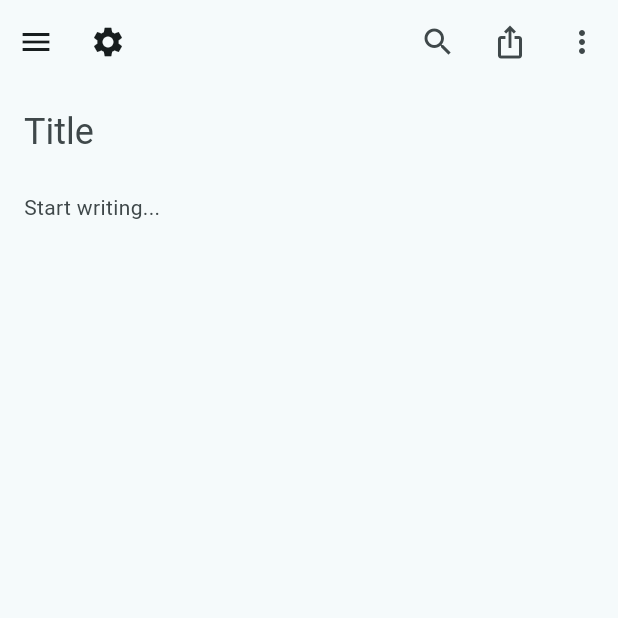
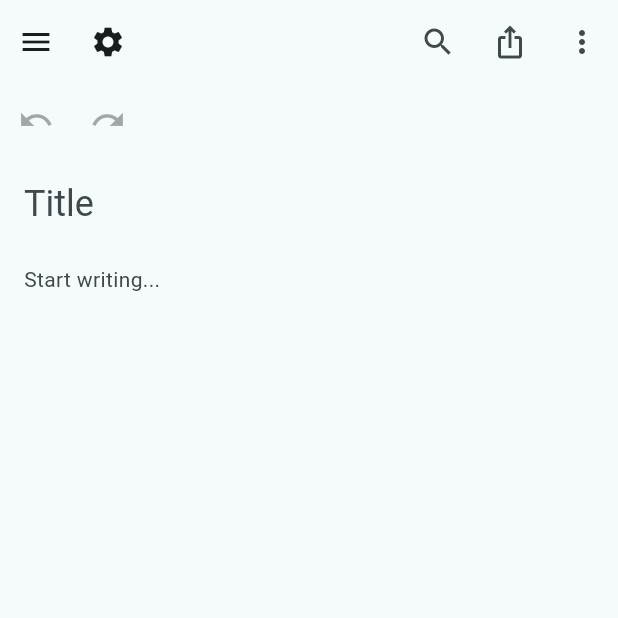
Before and after one commit to dlpuertaj/noteit, a Flutter app: the screen it shows after launch, after a tap on the "menu" icon, after a tap on the "ios share" icon, on a phone screen of 412 x 824 dp, the top half of it. Run offline on Flutter 3.47's test engine with Material 3 defaults, Android fonts, the phone set to English and light mode, and no system bars; our stand-ins replace flutter_riverpod, go_router, printing, share_plus, sqflite; accounts and stored records are empty.

Commit message:
bug fixes and feature changes

```diff
--- a/lib/presentation/folders/screens/side_panel_screen.dart
+++ b/lib/presentation/folders/screens/side_panel_screen.dart
@@ -71,9 +71,13 @@ class SidePanelScreen extends ConsumerWidget {
                 folders: folderState.folders,
                 allNotes: allNotes,
                 expandedFolderIds: folderState.expandedFolderIds,
-                onFolderTap: (id) =>
-                    ref.read(folderProvider.notifier).selectFolder(id),
+                selectedFolderId: folderState.selectedFolderId,
+                onFolderTap: (id) {
+                  FocusManager.instance.primaryFocus?.unfocus();
+                  ref.read(folderProvider.notifier).selectFolder(id);
+                },
                 onNoteSelected: (noteId) async {
+                  FocusManager.instance.primaryFocus?.unfocus();
                   await ref.read(noteProvider.notifier).loadNote(noteId);
                   onClose();
                 },
--- a/lib/presentation/folders/widgets/folder_item.dart
+++ b/lib/presentation/folders/widgets/folder_item.dart
@@ -9,7 +9,9 @@ class FolderItem extends StatelessWidget {
     super.key,
     required this.folder,
     required this.notes,
+    required this.childItems,
     required this.isExpanded,
+    required this.isSelected,
     required this.onTap,
     required this.onNoteSelected,
     required this.onDeleteNote,
@@ -20,7 +22,9 @@ class FolderItem extends StatelessWidget {
 
   final Folder folder;
   final List<Note> notes;
+  final List<Widget> childItems;
   final bool isExpanded;
+  final bool isSelected;
   final VoidCallback onTap;
   final void Function(String noteId) onNoteSelected;
   final void Function(String noteId) onDeleteNote;
@@ -65,7 +69,8 @@ class FolderItem extends StatelessWidget {
               child: const Text('Cancel'),
             ),
             TextButton(
-              onPressed: () => Navigator.of(context).pop(controller.text.trim()),
+              onPressed: () =>
+                  Navigator.of(context).pop(controller.text.trim()),
               child: const Text('Rename'),
             ),
           ],
@@ -109,15 +114,19 @@ class FolderItem extends StatelessWidget {
 
   @override
   Widget build(BuildContext context) {
-    return Material(
-      type: MaterialType.transparency,
-      child: Column(
+    final content = Column(
       crossAxisAlignment: CrossAxisAlignment.start,
       children: [
         GestureDetector(
           onLongPressStart: (details) =>
               _showFolderContextMenu(context, details.globalPosition),
           child: ListTile(
+            tileColor: isSelected
+                ? Theme.of(context)
+                    .colorScheme
+                    .primaryContainer
+                    .withValues(alpha: 0.5)
+                : null,
             leading: Icon(isExpanded ? Icons.folder_open : Icons.folder),
             title: Text(folder.name),
             onTap: onTap,
@@ -127,18 +136,35 @@ class FolderItem extends StatelessWidget {
           Padding(
             padding: const EdgeInsets.only(left: 16),
             child: Column(
-                children: notes
-                    .map((note) => NoteItem(
+              children: [
+                ...childItems,
+                ...notes.map((note) => NoteItem(
                       note: note,
                       onTap: () => onNoteSelected(note.id),
                       onDelete: () => onDeleteNote(note.id),
                       onMove: () => onMoveNote(note.id),
-                        ))
-                    .toList(),
+                    )),
+              ],
             ),
           ),
       ],
+    );
+
+    return Material(
+      type: MaterialType.transparency,
+      child: folder.depth > 1
+          ? Container(
+              decoration: BoxDecoration(
+                border: Border(
+                  left: BorderSide(
+                    color: Theme.of(context).dividerColor,
+                    width: 2,
                   ),
+                ),
+              ),
+              child: content,
+            )
+          : content,
     );
   }
 }
--- a/lib/presentation/folders/widgets/folder_tree.dart
+++ b/lib/presentation/folders/widgets/folder_tree.dart
@@ -10,6 +10,7 @@ class FolderTree extends StatelessWidget {
     required this.folders,
     required this.allNotes,
     required this.expandedFolderIds,
+    required this.selectedFolderId,
     required this.onFolderTap,
     required this.onNoteSelected,
     required this.onDeleteNote,
@@ -21,28 +22,26 @@ class FolderTree extends StatelessWidget {
   final List<Folder> folders;
   final List<Note> allNotes;
   final Set<String> expandedFolderIds;
+  final String? selectedFolderId;
   final void Function(String folderId) onFolderTap;
   final void Function(String noteId) onNoteSelected;
   final void Function(String noteId) onDeleteNote;
   final void Function(String noteId) onMoveNote;
-  final void Function(String folderId, DeleteFolderAction action)
-      onDeleteFolder;
+  final void Function(String folderId, DeleteFolderAction action) onDeleteFolder;
   final void Function(String folderId, String newName) onRenameFolder;
 
-  @override
-  Widget build(BuildContext context) {
-    final systemFolders = folders.where((f) => f.isSystem).toList();
-    final userFolders = folders.where((f) => !f.isSystem).toList();
-    final ordered = [...systemFolders, ...userFolders];
+  Widget _buildFolderItem(Folder folder) {
+    final notes = allNotes.where((n) => n.folderId == folder.id).toList();
+    final children = folders.where((f) => f.parentId == folder.id).toList();
+    final childItems = children.map(_buildFolderItem).toList();
 
-    return ListView(
-      children: ordered.map((folder) {
-        final notes =
-            allNotes.where((n) => n.folderId == folder.id).toList();
     return FolderItem(
+      key: ValueKey(folder.id),
       folder: folder,
       notes: notes,
+      childItems: childItems,
       isExpanded: expandedFolderIds.contains(folder.id),
+      isSelected: folder.id == selectedFolderId,
       onTap: () => onFolderTap(folder.id),
       onNoteSelected: onNoteSelected,
       onDeleteNote: onDeleteNote,
@@ -50,7 +49,17 @@ class FolderTree extends StatelessWidget {
       onDeleteFolder: (action) => onDeleteFolder(folder.id, action),
       onRenameFolder: (newName) => onRenameFolder(folder.id, newName),
     );
-      }).toList(),
+  }
+
+  @override
+  Widget build(BuildContext context) {
+    final rootFolders = folders.where((f) => f.parentId == null).toList();
+    final systemFolders = rootFolders.where((f) => f.isSystem).toList();
+    final userFolders = rootFolders.where((f) => !f.isSystem).toList();
+    final ordered = [...systemFolders, ...userFolders];
+
+    return ListView(
+      children: ordered.map(_buildFolderItem).toList(),
     );
   }
 }
--- a/lib/presentation/notes/providers/note_provider.dart
+++ b/lib/presentation/notes/providers/note_provider.dart
@@ -124,7 +124,7 @@ class NoteNotifier extends Notifier<NoteState> {
   }
 
   Future<void> deleteNoteById(String noteId) async {
-    _debounceTimer?.cancel();
+    if (state.currentNote?.id == noteId) _debounceTimer?.cancel();
     await ref.read(_deleteNoteProvider).execute(noteId);
     final remaining = state.allNotes.where((n) => n.id != noteId).toList();
     if (state.currentNote?.id == noteId) {
--- a/lib/presentation/notes/screens/note_editor_screen.dart
+++ b/lib/presentation/notes/screens/note_editor_screen.dart
@@ -2,8 +2,10 @@ import 'package:flutter/material.dart';
 import 'package:flutter_riverpod/flutter_riverpod.dart';
 import 'package:go_router/go_router.dart';
 import 'package:notes/presentation/folders/screens/side_panel_screen.dart';
+import 'package:notes/presentation/folders/widgets/folder_picker.dart';
 import 'package:notes/presentation/notes/providers/note_provider.dart';
 import 'package:notes/presentation/notes/widgets/note_body_field.dart';
+import 'package:notes/presentation/notes/widgets/note_editing_toolbar.dart';
 import 'package:notes/presentation/notes/widgets/note_three_dot_menu.dart';
 import 'package:notes/presentation/notes/widgets/note_title_field.dart';
 
@@ -17,20 +19,43 @@ class NoteEditorScreen extends ConsumerStatefulWidget {
 class _NoteEditorScreenState extends ConsumerState<NoteEditorScreen> {
   final _titleController = TextEditingController();
   final _bodyController = TextEditingController();
+  final _titleFocusNode = FocusNode();
+  final _bodyFocusNode = FocusNode();
+  final _titleUndoController = UndoHistoryController();
+  final _bodyUndoController = UndoHistoryController();
+  late final ValueNotifier<UndoHistoryController> _activeUndoNotifier;
   bool _isSidePanelOpen = false;
   String? _loadedNoteId;
 
   @override
   void initState() {
     super.initState();
+    _activeUndoNotifier = ValueNotifier(_bodyUndoController);
+    _titleFocusNode.addListener(_onTitleFocus);
+    _bodyFocusNode.addListener(_onBodyFocus);
     _syncFromState(ref.read(noteProvider));
   }
 
   @override
   void dispose() {
+    _titleFocusNode.removeListener(_onTitleFocus);
+    _bodyFocusNode.removeListener(_onBodyFocus);
+    _titleFocusNode.dispose();
+    _bodyFocusNode.dispose();
+    _titleUndoController.dispose();
+    _bodyUndoController.dispose();
+    _activeUndoNotifier.dispose();
     _titleController.dispose();
     _bodyController.dispose();
     super.dispose();
+  }
+
+  void _onTitleFocus() {
+    if (_titleFocusNode.hasFocus) _activeUndoNotifier.value = _titleUndoController;
+  }
+
+  void _onBodyFocus() {
+    if (_bodyFocusNode.hasFocus) _activeUndoNotifier.value = _bodyUndoController;
   }
 
   void _syncFromState(NoteState noteState) {
@@ -73,6 +98,14 @@ class _NoteEditorScreenState extends ConsumerState<NoteEditorScreen> {
     }
   }
 
+  void _moveCurrentNote() {
+    final noteId = ref.read(noteProvider).currentNote?.id;
+    if (noteId == null) return;
+    Navigator.of(context).push(
+      MaterialPageRoute(builder: (_) => FolderPicker(noteId: noteId)),
+    );
+  }
+
   @override
   Widget build(BuildContext context) {
     ref.listen<NoteState>(noteProvider, (_, next) => _syncFromState(next));
@@ -88,7 +121,10 @@ class _NoteEditorScreenState extends ConsumerState<NoteEditorScreen> {
                 IconButton(
                   tooltip: 'Open side panel',
                   icon: const Icon(Icons.menu),
-                  onPressed: () => setState(() => _isSidePanelOpen = true),
+                  onPressed: () {
+                    FocusManager.instance.primaryFocus?.unfocus();
+                    setState(() => _isSidePanelOpen = true);
+                  },
                 ),
                 IconButton(
                   tooltip: 'Settings',
@@ -106,28 +142,46 @@ class _NoteEditorScreenState extends ConsumerState<NoteEditorScreen> {
               IconButton(
                 tooltip: 'Export',
                 icon: const Icon(Icons.ios_share),
-                onPressed: () => context.go('/export'),
+                onPressed: () => context.push('/export'),
               ),
-              NoteThreeDotMenu(onDeleteNote: _confirmDelete),
+              NoteThreeDotMenu(
+                onDeleteNote: _confirmDelete,
+                onMoveNote: _moveCurrentNote,
+              ),
             ],
           ),
-          body: Padding(
+          body: Column(
+            children: [
+              NoteEditingToolbar(
+                activeUndoNotifier: _activeUndoNotifier,
+                onUndo: () => _activeUndoNotifier.value.undo(),
+                onRedo: () => _activeUndoNotifier.value.redo(),
+              ),
+              Expanded(
+                child: Padding(
                   padding: const EdgeInsets.symmetric(horizontal: 16, vertical: 8),
                   child: Column(
                     children: [
                       NoteTitleField(
                         controller: _titleController,
+                        focusNode: _titleFocusNode,
+                        undoController: _titleUndoController,
                         onChanged: _scheduleAutoSave,
                       ),
                       const SizedBox(height: 8),
                       Expanded(
                         child: NoteBodyField(
                           controller: _bodyController,
+                          focusNode: _bodyFocusNode,
+                          undoController: _bodyUndoController,
                           onChanged: _scheduleAutoSave,
                         ),
                       ),
                     ],
                   ),
+                ),
+              ),
+            ],
           ),
         ),
         if (_isSidePanelOpen) ...[
--- a/lib/presentation/notes/widgets/note_body_field.dart
+++ b/lib/presentation/notes/widgets/note_body_field.dart
@@ -5,16 +5,22 @@ class NoteBodyField extends StatelessWidget {
     super.key,
     required this.controller,
     required this.onChanged,
+    this.focusNode,
+    this.undoController,
   });
 
   final TextEditingController controller;
   final VoidCallback onChanged;
+  final FocusNode? focusNode;
+  final UndoHistoryController? undoController;
 
   @override
   Widget build(BuildContext context) {
     return TextField(
       key: const Key('note_body_field'),
       controller: controller,
+      focusNode: focusNode,
+      undoController: undoController,
       onChanged: (_) => onChanged(),
       style: Theme.of(context).textTheme.bodyMedium,
       decoration: const InputDecoration(
--- /dev/null
+++ b/lib/presentation/notes/widgets/note_editing_toolbar.dart
@@ -0,0 +1,42 @@
+import 'package:flutter/material.dart';
+
+class NoteEditingToolbar extends StatelessWidget {
+  const NoteEditingToolbar({
+    super.key,
+    required this.activeUndoNotifier,
+    required this.onUndo,
+    required this.onRedo,
+  });
+
+  final ValueNotifier<UndoHistoryController> activeUndoNotifier;
+  final VoidCallback onUndo;
+  final VoidCallback onRedo;
+
+  @override
+  Widget build(BuildContext context) {
+    return ValueListenableBuilder<UndoHistoryController>(
+      valueListenable: activeUndoNotifier,
+      builder: (context, activeController, _) {
+        return ValueListenableBuilder<UndoHistoryValue>(
+          valueListenable: activeController,
+          builder: (context, value, _) {
+            return Row(
+              children: [
+                IconButton(
+                  icon: const Icon(Icons.undo),
+                  tooltip: 'Undo',
+                  onPressed: value.canUndo ? onUndo : null,
+                ),
+                IconButton(
+                  icon: const Icon(Icons.redo),
+                  tooltip: 'Redo',
+                  onPressed: value.canRedo ? onRedo : null,
+                ),
+              ],
+            );
+          },
+        );
+      },
+    );
+  }
+}
--- a/lib/presentation/notes/widgets/note_three_dot_menu.dart
+++ b/lib/presentation/notes/widgets/note_three_dot_menu.dart
@@ -1,9 +1,14 @@
 import 'package:flutter/material.dart';
 
 class NoteThreeDotMenu extends StatelessWidget {
-  const NoteThreeDotMenu({super.key, required this.onDeleteNote});
+  const NoteThreeDotMenu({
+    super.key,
+    required this.onDeleteNote,
+    required this.onMoveNote,
+  });
 
   final VoidCallback onDeleteNote;
+  final VoidCallback onMoveNote;
 
   @override
   Widget build(BuildContext context) {
@@ -11,9 +16,11 @@ class NoteThreeDotMenu extends StatelessWidget {
       tooltip: 'More options',
       onSelected: (value) {
         if (value == 'delete') onDeleteNote();
+        if (value == 'move') onMoveNote();
       },
       itemBuilder: (_) => const [
         PopupMenuItem(value: 'delete', child: Text('Delete note')),
+        PopupMenuItem(value: 'move', child: Text('Move to...')),
       ],
     );
   }
--- a/lib/presentation/notes/widgets/note_title_field.dart
+++ b/lib/presentation/notes/widgets/note_title_field.dart
@@ -5,16 +5,22 @@ class NoteTitleField extends StatelessWidget {
     super.key,
     required this.controller,
     required this.onChanged,
+    this.focusNode,
+    this.undoController,
   });
 
   final TextEditingController controller;
   final VoidCallback onChanged;
+  final FocusNode? focusNode;
+  final UndoHistoryController? undoController;
 
   @override
   Widget build(BuildContext context) {
     return TextField(
       key: const Key('note_title_field'),
       controller: controller,
+      focusNode: focusNode,
+      undoController: undoController,
       onChanged: (_) => onChanged(),
       style: Theme.of(context).textTheme.headlineSmall,
       decoration: const InputDecoration(
```
Lines whose indentation alone changed are shown as unchanged.
